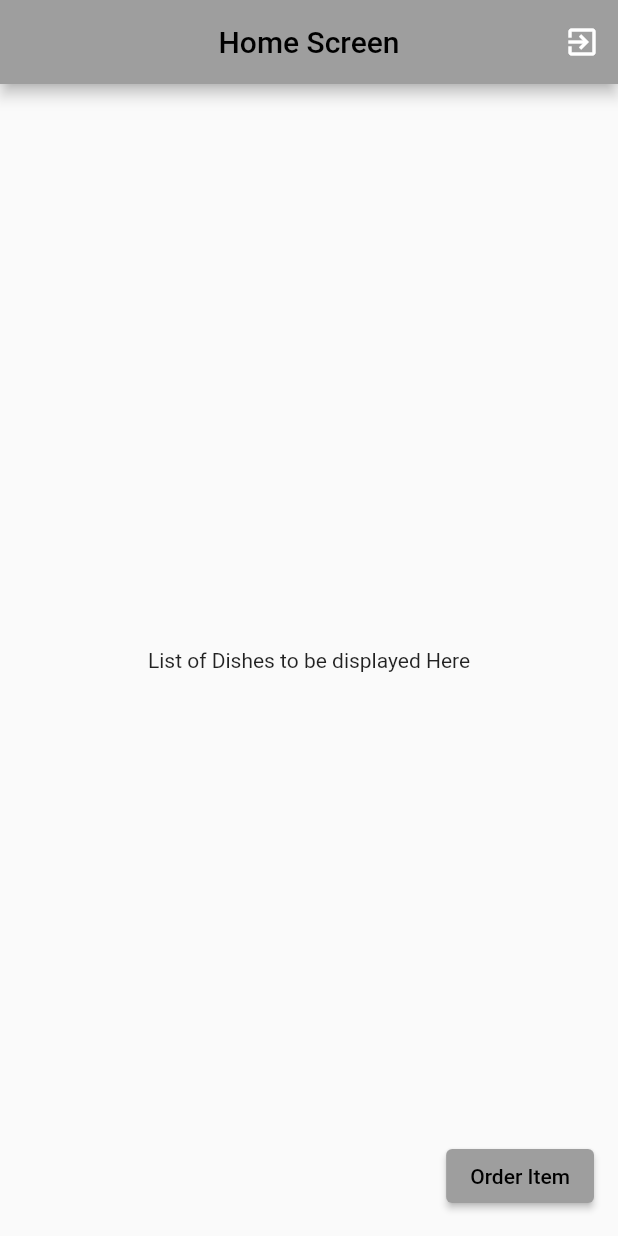
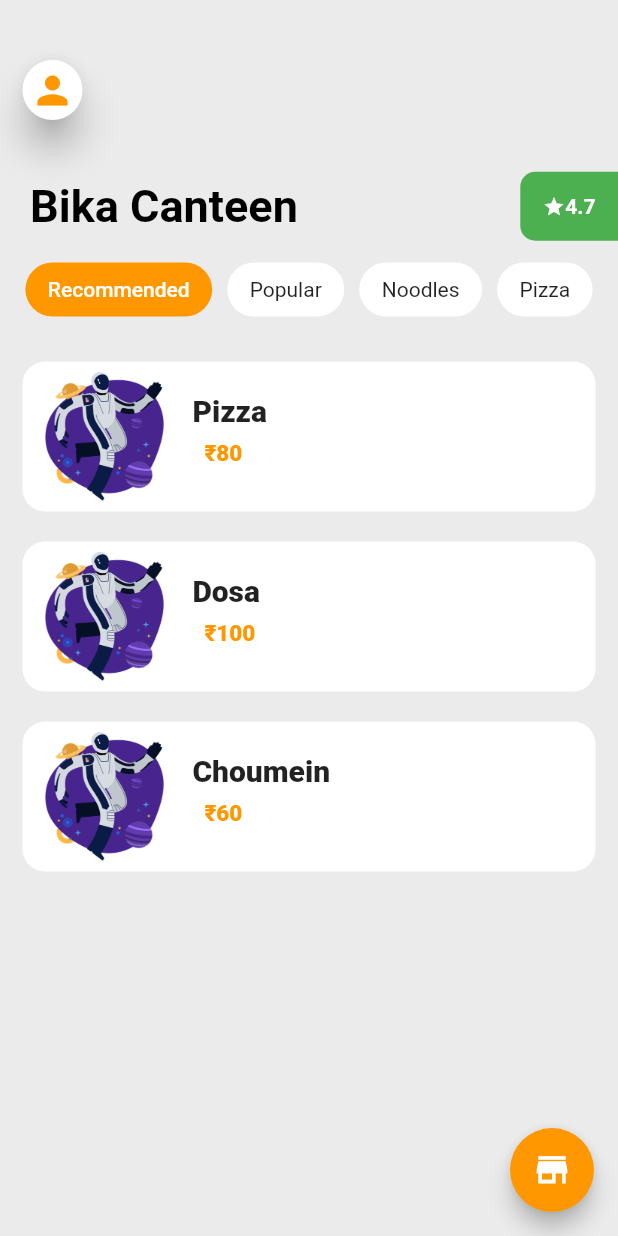
Before and after one commit to Simran2000-jpg/FoodShades, a Flutter app: the HomeScreen screen opened directly, on a phone screen of 412 x 824 dp. Run offline on Flutter 3.47's test engine with Material 2 defaults, Android fonts, the phone set to English and light mode, and no system bars; our stand-ins replace awesome_notifications, circular_countdown_timer, cloud_firestore, firebase_auth, firebase_core, flutter_secure_storage and 3 more; missing offline and left inert: razorpay_flutter; accounts and stored records are empty.

Commit message:
added homescreen

```diff
--- a/shades_food/lib/homescreen.dart
+++ /dev/null
@@ -1,53 +0,0 @@
-import 'dart:io';
-
-import 'package:circular_countdown_timer/circular_countdown_timer.dart';
-import 'package:firebase_auth/firebase_auth.dart';
-import 'package:flutter/cupertino.dart';
-import 'package:flutter/material.dart';
-import 'package:flutter/rendering.dart';
-import 'package:flutter/widgets.dart';
-import 'package:shades_food/order.dart';
-import 'package:shades_food/splashscreen.dart';
-
-class HomeScreen extends StatefulWidget {
-  const HomeScreen({Key? key}) : super(key: key);
-
-  @override
-  _HomeScreenState createState() => _HomeScreenState();
-}
-
-class _HomeScreenState extends State<HomeScreen> {
-  @override
-  Widget build(BuildContext context) {
-    return Scaffold(
-      appBar: AppBar(
-        title: Text('Home Screen'),
-        actions: <Widget>[
-          IconButton(
-            icon: Icon(
-              Icons.exit_to_app,
-              color: Colors.white,
-            ),
-            onPressed: () async {
-              //signOutUser();
-              await FirebaseAuth.instance.signOut();
-              Navigator.pushReplacement(context,
-                  MaterialPageRoute(builder: (context) => SplashScreen()));
-            },
-          )
-        ],
-        centerTitle: true,
-      ),
-      floatingActionButton: ElevatedButton(
-        child: Text('Order Item'),
-        onPressed: () {
-          Navigator.push(
-              context, MaterialPageRoute(builder: (context) => OrderPage()));
-        },
-      ),
-      body: Center(
-        child: Text('List of Dishes to be displayed Here'),
-      ),
-    );
-  }
-}
--- a/shades_food/lib/order.dart
+++ b/shades_food/lib/order.dart
@@ -9,7 +9,7 @@ import 'package:awesome_notifications/src/awesome_notifications_core.dart';
 // import 'foodshades/Confirmation.dart';
 import 'package:rflutter_alert/rflutter_alert.dart';
 import 'package:awesome_notifications/awesome_notifications.dart';
-import 'homescreen.dart';
+
 // import 'feedback.dart';
 import 'notifications.dart';
 
--- a/shades_food/lib/screens/auth/Auth_Service.dart
+++ b/shades_food/lib/screens/auth/Auth_Service.dart
@@ -6,7 +6,7 @@ import 'package:flutter/cupertino.dart';
 import 'package:flutter/material.dart';
 import 'package:google_sign_in/google_sign_in.dart';
 import 'package:flutter_secure_storage/flutter_secure_storage.dart';
-import 'package:shades_food/homescreen.dart';
+
 import 'package:cloud_firestore/cloud_firestore.dart';
 import 'package:shades_food/splashscreen.dart';
 
--- /dev/null
+++ b/shades_food/lib/screens/home/FoodTile.dart
@@ -0,0 +1,58 @@
+import 'package:flutter/material.dart';
+
+class FoodTile extends StatefulWidget {
+  final String image, title, price;
+  const FoodTile({
+    Key? key,
+    required this.image,
+    required this.title,
+    required this.price,
+  }) : super(key: key);
+
+  @override
+  _FoodTileState createState() => _FoodTileState();
+}
+
+class _FoodTileState extends State<FoodTile> {
+  @override
+  Widget build(BuildContext context) {
+    return Container(
+        margin: EdgeInsets.only(bottom: 20),
+        decoration: BoxDecoration(
+            color: Colors.white, borderRadius: BorderRadius.circular(15)),
+        child: Row(
+          children: [
+            Container(
+              padding: EdgeInsets.symmetric(horizontal: 10),
+              child: Image.asset(
+                widget.image,
+                height: 100,
+              ),
+            ),
+            Container(
+              child: Column(
+                crossAxisAlignment: CrossAxisAlignment.start,
+                // ignore: prefer_const_literals_to_create_immutables
+                children: [
+                  Text(
+                    widget.title,
+                    style: TextStyle(fontWeight: FontWeight.w800, fontSize: 20),
+                  ),
+                  Padding(
+                    padding: const EdgeInsets.all(8.0),
+                    child: Text(
+                      '\u{20B9}${widget.price}',
+                      // textAlign: TextAlign.left,
+                      style: const TextStyle(
+                          fontWeight: FontWeight.w800,
+                          fontSize: 15,
+                          color: Colors.orange),
+                    ),
+                  ),
+                ],
+              ),
+            )
+          ],
+        ));
+  }
+}
--- /dev/null
+++ b/shades_food/lib/screens/home/homescreen.dart
@@ -0,0 +1,182 @@
+import 'package:flutter/material.dart';
+import 'package:shades_food/screens/home/FoodTile.dart';
+
+class HomeScreen extends StatefulWidget {
+  const HomeScreen({Key? key}) : super(key: key);
+
+  @override
+  _HomeScreenState createState() => _HomeScreenState();
+}
+
+class _HomeScreenState extends State<HomeScreen> {
+  List<Map<String, dynamic>> item = [
+    {'title': 'Pizza', 'image': 'assets/astro.png', 'price': '80'},
+    {'title': 'Dosa', 'image': 'assets/astro.png', 'price': '100'},
+    {'title': 'Choumein', 'image': 'assets/astro.png', 'price': '60'},
+  ];
+
+  @override
+  Widget build(BuildContext context) {
+    return Scaffold(
+      floatingActionButton: FloatingActionButton(
+        backgroundColor: Colors.orange,
+        child: const Icon(
+          Icons.store,
+          color: Colors.white,
+          size: 27,
+        ),
+        onPressed: () => {},
+      ),
+      backgroundColor: const Color.fromRGBO(235, 235, 235, 1),
+      body: Container(
+        margin: const EdgeInsets.only(top: 40),
+        child: Column(
+          children: [
+            Row(
+              children: [
+                Card(
+                    margin: const EdgeInsets.only(left: 15),
+                    shape: RoundedRectangleBorder(
+                        borderRadius: BorderRadius.circular(20)),
+                    elevation: 10,
+                    child: const Padding(
+                      padding: EdgeInsets.all(5.0),
+                      child: Icon(
+                        Icons.person,
+                        size: 30,
+                        color: Colors.orange,
+                      ),
+                    ))
+              ],
+            ),
+            SizedBox(
+              height: 20,
+            ),
+            Row(
+              mainAxisAlignment: MainAxisAlignment.spaceBetween,
+              children: [
+                Column(
+                  children: [
+                    Container(
+                      padding: const EdgeInsets.all(20),
+                      child: const Text(
+                        "Bika Canteen",
+                        style: TextStyle(
+                            color: Colors.black,
+                            fontSize: 30,
+                            fontWeight: FontWeight.bold),
+                      ),
+                    ),
+                  ],
+                ),
+                Container(
+                  padding: const EdgeInsets.all(15),
+                  child: Row(
+                    mainAxisAlignment: MainAxisAlignment.spaceBetween,
+                    children: const [
+                      Icon(Icons.star, color: Colors.white, size: 15),
+                      Text(
+                        "4.7",
+                        style: TextStyle(
+                            color: Colors.white, fontWeight: FontWeight.bold),
+                      ),
+                    ],
+                  ),
+                  decoration: const BoxDecoration(
+                      borderRadius: BorderRadius.only(
+                          bottomLeft: Radius.circular(10),
+                          topLeft: Radius.circular(10)),
+                      color: Colors.green),
+                )
+              ],
+            ),
+            SingleChildScrollView(
+              //changing scroll direction into horizontal
+              scrollDirection: Axis.horizontal,
+              child: Row(
+                children: <Widget>[
+                  Container(
+                    margin: const EdgeInsets.symmetric(horizontal: 5),
+                    decoration: BoxDecoration(
+                        color: Colors.orange,
+                        borderRadius: BorderRadius.circular(20)),
+                    padding: const EdgeInsets.symmetric(
+                        vertical: 10, horizontal: 15),
+                    child: const Text(
+                      "Recommended",
+                      style: TextStyle(
+                          color: Colors.white, fontWeight: FontWeight.w500),
+                    ),
+                  ),
+                  Container(
+                    margin: const EdgeInsets.symmetric(horizontal: 5),
+                    decoration: BoxDecoration(
+                        color: Colors.white,
+                        borderRadius: BorderRadius.circular(20)),
+                    padding: const EdgeInsets.symmetric(
+                        vertical: 10, horizontal: 15),
+                    child: const Text("Popular"),
+                  ),
+                  Container(
+                    margin: const EdgeInsets.symmetric(horizontal: 5),
+                    decoration: BoxDecoration(
+                        color: Colors.white,
+                        borderRadius: BorderRadius.circular(20)),
+                    padding: const EdgeInsets.symmetric(
+                        vertical: 10, horizontal: 15),
+                    child: const Text("Noodles"),
+                  ),
+                  Container(
+                    margin: const EdgeInsets.symmetric(horizontal: 5),
+                    decoration: BoxDecoration(
+                        color: Colors.white,
+                        borderRadius: BorderRadius.circular(20)),
+                    padding: const EdgeInsets.symmetric(
+                        vertical: 10, horizontal: 15),
+                    child: const Text("Pizza"),
+                  ),
+                ],
+              ),
+            ),
+            Container(
+              padding: EdgeInsets.symmetric(vertical: 30, horizontal: 15),
+              // child: SingleChildScrollView(
+              //   child: Column(
+              //     children: [
+              //       // ignore: prefer_const_constructors
+              //       const FoodTile(
+              //         title: "Soda Soups",
+              //         image: "assets/astro.png",
+              //         price: "10",
+              //       ),
+              //       const FoodTile(
+              //         title: "Soda Soups",
+              //         image: "assets/astro.png",
+              //         price: "10",
+              //       ),
+              //       const FoodTile(
+              //         title: "Soda Soups",
+              //         image: "assets/astro.png",
+              //         price: "10",
+              //       ),
+              //     ],
+              //   ),
+              // ),
+              child: ListView.builder(
+                shrinkWrap: true,
+                itemCount: item.length,
+                itemBuilder: (context, index) {
+                  return FoodTile(
+                    title: item[index]["title"].toString(),
+                    image: item[index]["image"].toString(),
+                    price: item[index]["price"].toString(),
+                  );
+                },
+              ),
+            )
+          ],
+        ),
+      ),
+    );
+  }
+}
--- a/shades_food/lib/splashscreen.dart
+++ b/shades_food/lib/splashscreen.dart
@@ -3,10 +3,11 @@ import 'dart:async';
 import 'package:cloud_firestore/cloud_firestore.dart';
 import 'package:firebase_auth/firebase_auth.dart';
 import 'package:shades_food/screens/admin/adminscreen.dart'; //adminScreen
-import 'package:shades_food/homescreen.dart'; //homeScreen
+// import 'package:shades_food/homescreen.dart'; //homeScreen
 import 'package:flutter/material.dart';
 import 'package:shades_food/screens/auth/PhoneVerifPage.dart';
 import 'package:shades_food/screens/auth/SignUpPage.dart';
+import 'package:shades_food/screens/home/homescreen.dart';
 
 class SplashScreen extends StatefulWidget {
   @override
--- a/shades_food/pubspec.yaml
+++ b/shades_food/pubspec.yaml
@@ -49,6 +49,7 @@ dependencies:
   google_sign_in: ^5.2.0
   flutter_secure_storage: ^4.2.1
   shimmer: ^2.0.0
+  flutter_svg: ^0.23.0+1
 
 dev_dependencies:
   flutter_test:
```
Also changed, not shown: shades_food/assets/astro.png (renamed from shades_food/assets/fonts/astro.png), shades_food/assets/dosa.jpg (added), shades_food/pubspec.lock.
